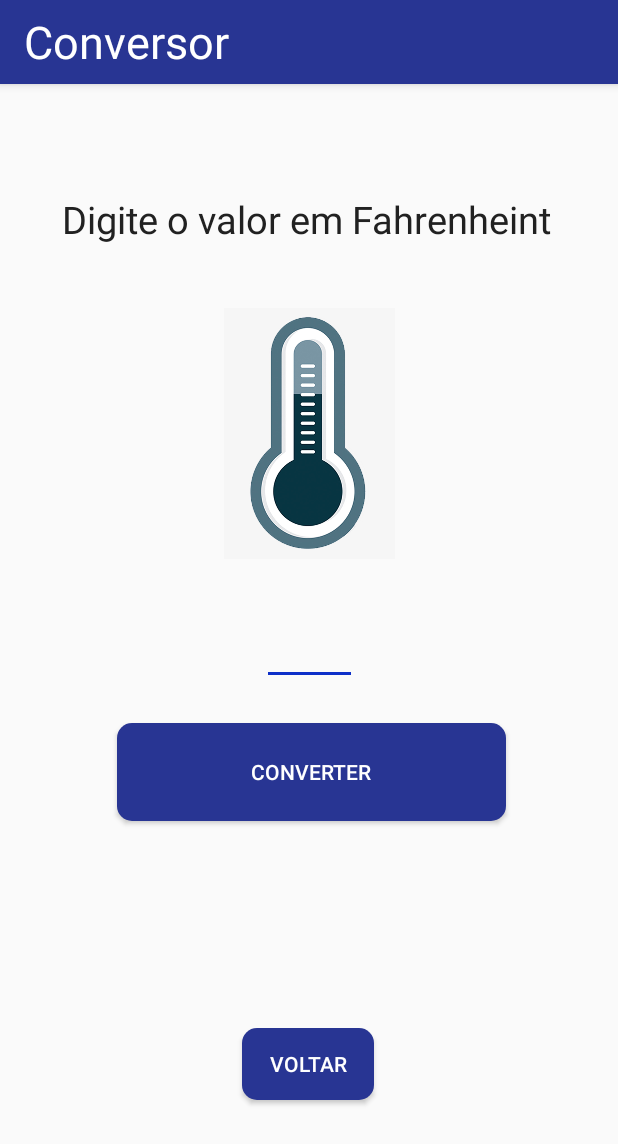
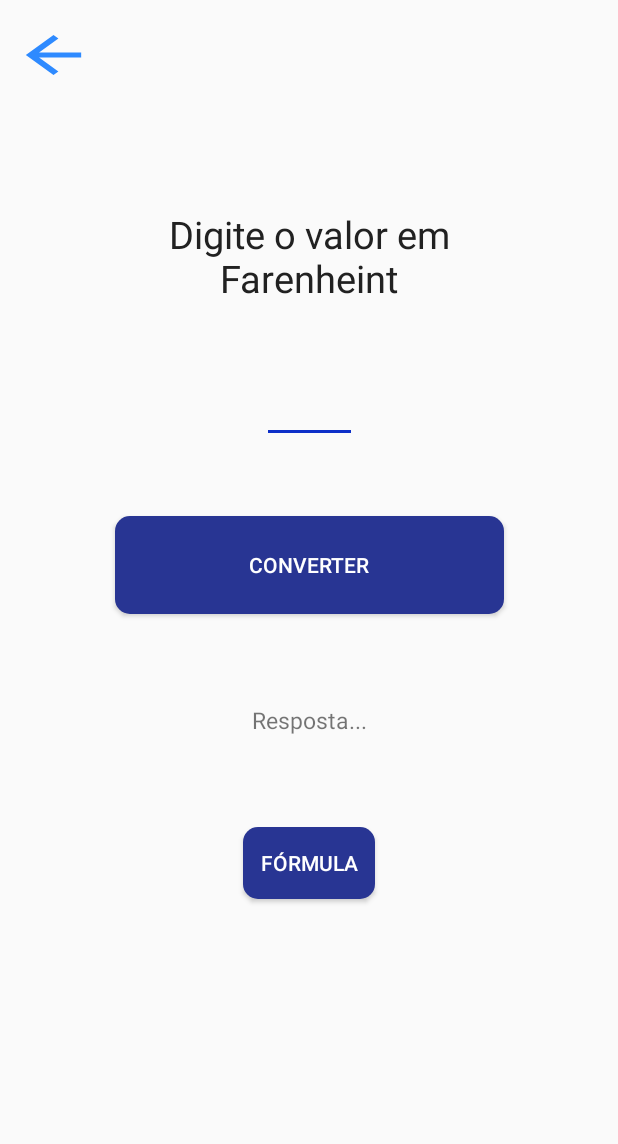
Before and after one commit to Henryxavierb/Conversor_Temp, an Android app: the Main4Activity screen opened directly, with no data from a screen before it, on a phone screen of 412 x 824 dp. Shown: the top 1144 px of the screen. Run offline under Robolectric (Android 15) with nearby library versions, the phone set to English and light mode, and no system bars.

Commit message:
change layout and somethins

```diff
--- a/app/src/main/java/com/example/conversor/Main4Activity.java
+++ b/app/src/main/java/com/example/conversor/Main4Activity.java
@@ -5,15 +5,20 @@ import android.support.v7.app.AppCompatActivity;
 import android.os.Bundle;
 import android.view.View;
 import android.widget.Button;
+import android.widget.CompoundButton;
 import android.widget.EditText;
+import android.widget.ImageView;
 import android.widget.TextView;
 import android.widget.Toast;
+import android.widget.ToggleButton;
 
 public class Main4Activity extends AppCompatActivity {
 
     private EditText caixaTexto;
     private Button botaoConverter;
     private TextView resultado;
+    private ToggleButton tb;
+    private TextView mf;
 
     @Override
     protected void onCreate(Bundle savedInstanceState) {
@@ -23,6 +28,8 @@ public class Main4Activity extends AppCompatActivity {
         caixaTexto = (EditText) findViewById(R.id.caixaTextold);
         botaoConverter = (Button) findViewById(R.id.botaolConverterld);
         resultado = (TextView) findViewById(R.id.resultadoId);
+        tb = (ToggleButton) findViewById(R.id.formula);
+        mf = (TextView) findViewById(R.id.mostrarFormula);
 
         botaoConverter.setOnClickListener(new View.OnClickListener() {
             @Override
@@ -46,13 +53,13 @@ public class Main4Activity extends AppCompatActivity {
                     }
                     valorResultadoCelsius = (valorDigitado - 32)* 5/9;
                     valorResultadoKelvin = (valorDigitado - 32) * 5/9 + 273;
-                    resultado.setText("A temperatura em celsius é de:\n" + valorResultadoCelsius + "C" + "\nA temperatura em Kelvin é de:\n" + valorResultadoKelvin + "K");
+                    resultado.setText("Celsius: " + valorResultadoCelsius + "C" + "\nKelvin: " + valorResultadoKelvin + "K");
 
                 }
             }
         });
 
-        Button voltar = findViewById(R.id.tela1);
+        ImageView voltar = findViewById(R.id.tela1);
 
         voltar.setOnClickListener(new View.OnClickListener() {
             @Override
@@ -60,6 +67,16 @@ public class Main4Activity extends AppCompatActivity {
                 Intent TELA4 = new Intent(Main4Activity.this, MainActivity.class);
                 startActivity(TELA4);
                 finish();
+            }
+        });
+
+        tb.setOnCheckedChangeListener(new CompoundButton.OnCheckedChangeListener() {
+            @Override
+            public void onCheckedChanged(CompoundButton buttonView, boolean isChecked) {
+                mf.setText("");
+                if(isChecked) {
+                    mf.setText("Temperatura Celsius = (Temperatura Farenheint - 32) * 5 / 9 \n\n Temperatura Kelvin = (Temperatura Farenheint - 32) * 5 / 9 + 273");
+                }
             }
         });
     }
--- /dev/null
+++ b/app/src/main/res/drawable/icon_back.xml
@@ -0,0 +1,5 @@
+<vector android:height="24dp" android:tint="#2E8AFF"
+    android:viewportHeight="24.0" android:viewportWidth="24.0"
+    android:width="24dp" xmlns:android="http://schemas.android.com/apk/res/android">
+    <path android:fillColor="#FF000000" android:pathData="M20,11H7.83l5.59,-5.59L12,4l-8,8 8,8 1.41,-1.41L7.83,13H20v-2z"/>
+</vector>
--- a/app/src/main/res/layout/activity_main4.xml
+++ b/app/src/main/res/layout/activity_main4.xml
@@ -6,11 +6,31 @@
     android:layout_height="match_parent"
     tools:context=".Main4Activity">
 
+    <ImageView
+        android:id="@+id/tela1"
+        android:layout_width="55dp"
+        android:layout_height="40dp"
+        android:layout_marginStart="8dp"
+        android:layout_marginTop="8dp"
+        android:layout_marginEnd="8dp"
+        android:layout_marginRight="8dp"
+        android:layout_marginBottom="8dp"
+        android:background="@drawable/icon_back"
+        android:text="Voltar"
+        android:textAlignment="center"
+        app:layout_constraintBottom_toBottomOf="parent"
+        app:layout_constraintEnd_toEndOf="parent"
+        app:layout_constraintHorizontal_bias="0.0"
+        app:layout_constraintStart_toStartOf="parent"
+        app:layout_constraintTop_toTopOf="parent"
+        app:layout_constraintVertical_bias="0.011" />
+
     <TextView
         android:id="@+id/textView2"
-        android:layout_width="329dp"
+        android:layout_width="300dp"
         android:layout_height="63dp"
-        android:text="Digite o valor em Fahrenheint"
+        android:text="Digite o valor em Farenheint"
+        android:gravity="center"
         android:textColor="#212121"
         android:textSize="25sp"
         app:layout_constraintBottom_toBottomOf="parent"
@@ -18,32 +38,27 @@
         app:layout_constraintHorizontal_bias="0.5"
         app:layout_constraintStart_toStartOf="parent"
         app:layout_constraintTop_toTopOf="parent"
-        app:layout_constraintVertical_bias="0.103" />
+        app:layout_constraintVertical_bias="0.182" />
 
-    <Button
-        android:id="@+id/tela1"
-        style="@style/Widget.AppCompat.Button.Colored"
-        android:layout_width="wrap_content"
-        android:layout_height="wrap_content"
-        android:layout_marginStart="8dp"
-        android:layout_marginLeft="8dp"
+    <EditText
+        android:id="@+id/caixaTextold"
+        android:layout_width="63dp"
+        android:layout_height="56dp"
         android:layout_marginTop="8dp"
-        android:layout_marginEnd="8dp"
-        android:layout_marginRight="8dp"
         android:layout_marginBottom="8dp"
-        android:background="@drawable/next_button"
-        android:text="Voltar"
+        android:ems="10"
+        android:inputType="numberSigned|numberDecimal"
         android:textAlignment="center"
         app:layout_constraintBottom_toBottomOf="parent"
         app:layout_constraintEnd_toEndOf="parent"
-        app:layout_constraintHorizontal_bias="0.498"
+        app:layout_constraintHorizontal_bias="0.5"
         app:layout_constraintStart_toStartOf="parent"
         app:layout_constraintTop_toTopOf="parent"
-        app:layout_constraintVertical_bias="0.883" />
+        app:layout_constraintVertical_bias="0.308" />
 
     <Button
         android:id="@+id/botaolConverterld"
-        style="@android:style/Widget.Material.Button.Colored"
+        style="@style/Widget.AppCompat.Button.Colored"
         android:layout_width="259dp"
         android:layout_height="65dp"
         android:layout_marginTop="8dp"
@@ -52,10 +67,10 @@
         android:text="Converter"
         app:layout_constraintBottom_toBottomOf="parent"
         app:layout_constraintEnd_toEndOf="parent"
-        app:layout_constraintHorizontal_bias="0.513"
+        app:layout_constraintHorizontal_bias="0.5"
         app:layout_constraintStart_toStartOf="parent"
         app:layout_constraintTop_toTopOf="parent"
-        app:layout_constraintVertical_bias="0.609" />
+        app:layout_constraintVertical_bias="0.452" />
 
     <TextView
         android:id="@+id/resultadoId"
@@ -67,60 +82,52 @@
         android:layout_marginEnd="8dp"
         android:layout_marginRight="8dp"
         android:layout_marginBottom="8dp"
+        android:gravity="center"
+        android:text="Resposta..."
+        android:textAlignment="center"
         android:textSize="15sp"
-        android:textAlignment="center"
         app:layout_constraintBottom_toBottomOf="parent"
         app:layout_constraintEnd_toEndOf="parent"
-        app:layout_constraintHorizontal_bias="0.535"
+        app:layout_constraintHorizontal_bias="0.5"
         app:layout_constraintStart_toStartOf="parent"
         app:layout_constraintTop_toTopOf="parent"
-        app:layout_constraintVertical_bias="0.759" />
+        app:layout_constraintVertical_bias="0.591" />
 
-    <ImageView
-        android:id="@+id/imageView2"
-        android:layout_width="195dp"
-        android:layout_height="167dp"
+    <ToggleButton
+        android:id="@+id/formula"
+        style="@style/Widget.AppCompat.Button.Colored"
+        android:layout_width="wrap_content"
+        android:layout_height="wrap_content"
         android:layout_marginStart="8dp"
         android:layout_marginLeft="8dp"
         android:layout_marginTop="8dp"
         android:layout_marginEnd="8dp"
         android:layout_marginRight="8dp"
         android:layout_marginBottom="8dp"
+        android:background="@drawable/next_button"
+        android:textAlignment="center"
+        android:textOff="Fórmula"
+        android:textOn="Ocultar"
         app:layout_constraintBottom_toBottomOf="parent"
         app:layout_constraintEnd_toEndOf="parent"
         app:layout_constraintHorizontal_bias="0.5"
         app:layout_constraintStart_toStartOf="parent"
         app:layout_constraintTop_toTopOf="parent"
-        app:layout_constraintVertical_bias="0.242"
-        app:srcCompat="@drawable/conversor_temperatura" />
+        app:layout_constraintVertical_bias="0.715" />
 
     <TextView
-        android:id="@+id/mensagemErrorId"
-        android:layout_width="146dp"
-        android:layout_height="37dp"
-        android:layout_marginTop="8dp"
+        android:id="@+id/mostrarFormula"
+        android:layout_width="match_parent"
+        android:layout_height="80dp"
         android:layout_marginBottom="8dp"
+        android:gravity="center"
+        android:text=""
+        android:textSize="15sp"
         app:layout_constraintBottom_toBottomOf="parent"
         app:layout_constraintEnd_toEndOf="parent"
-        app:layout_constraintHorizontal_bias="0.547"
+        app:layout_constraintHorizontal_bias="0.5"
         app:layout_constraintStart_toStartOf="parent"
         app:layout_constraintTop_toTopOf="parent"
-        app:layout_constraintVertical_bias="0.75" />
-
-    <EditText
-        android:id="@+id/caixaTextold"
-        android:layout_width="63dp"
-        android:layout_height="56dp"
-        android:layout_marginTop="8dp"
-        android:layout_marginBottom="8dp"
-        android:ems="10"
-        android:textAlignment="center"
-        android:inputType="numberSigned|numberDecimal"
-        app:layout_constraintBottom_toBottomOf="parent"
-        app:layout_constraintEnd_toEndOf="parent"
-        app:layout_constraintStart_toStartOf="parent"
-        app:layout_constraintTop_toTopOf="parent"
-        app:layout_constraintVertical_bias="0.484" />
-
+        app:layout_constraintVertical_bias="0.877" />
 
 </android.support.constraint.ConstraintLayout>
--- a/app/src/main/res/values/styles.xml
+++ b/app/src/main/res/values/styles.xml
@@ -1,7 +1,7 @@
 <resources>
 
     <!-- Base application theme. -->
-    <style name="AppTheme" parent="Base.Theme.AppCompat.Light">
+    <style name="AppTheme" parent="Theme.AppCompat.Light.NoActionBar">
 
         <!-- Customize your theme here. -->
         <item name="colorPrimary">@color/color_activebar</item>
--- a/build.gradle
+++ b/build.gradle
@@ -7,7 +7,7 @@ buildscript {
 
     }
     dependencies {
-        classpath 'com.android.tools.build:gradle:3.3.2'
+        classpath 'com.android.tools.build:gradle:3.4.1'
 
         // NOTE: Do not place your application dependencies here; they belong
         // in the individual module build.gradle files
```
Also changed, not shown: app/src/main/java/com/example/conversor/Main2Activity.java (+19 -2 lines), app/src/main/java/com/example/conversor/Main3Activity.java (+19 -2 lines), app/src/main/res/layout/activity_main.xml (+12 -6 lines), app/src/main/res/layout/activity_main2.xml (+54 -46 lines), app/src/main/res/layout/activity_main3.xml (+56 -49 lines), gradle/wrapper/gradle-wrapper.properties.
